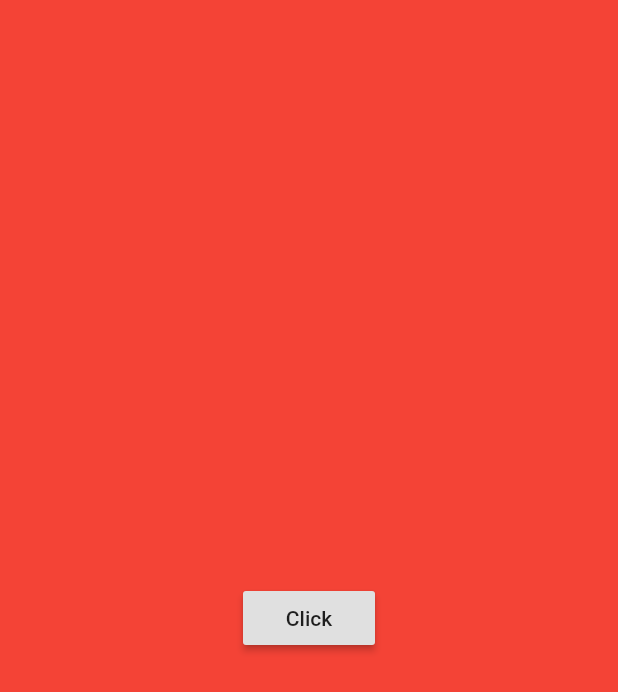
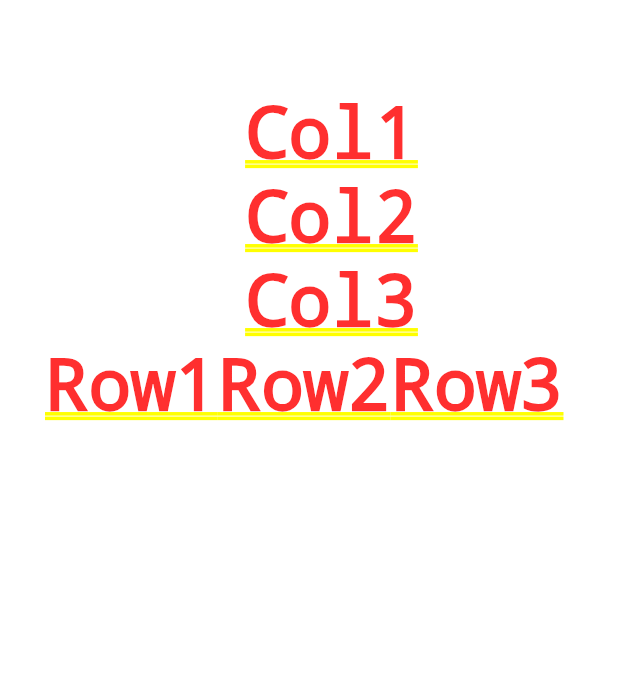
Before and after one commit to tonyhoangdev/flutter2, a Flutter app: the screen it shows after launch, on a phone screen of 412 x 824 dp. Shown: the top 692 px of the screen. Run offline on Flutter 3.47's test engine with Material 2 defaults, Android fonts, the phone set to English and light mode, and no system bars.

Commit message:
add Padding

```diff
--- a/flutter_app/lib/main.dart
+++ b/flutter_app/lib/main.dart
@@ -38,16 +38,21 @@ class _MyStatefulWidgetState extends State<MyStatefulWidget> {
   @override
   Widget build(BuildContext context) {
     return MaterialApp(
-      home: Container(
-        color: myColor,
-        child: Center(
-          child: RaisedButton(
-            child: Text("Click"),
-            onPressed: () {
-              print('click');
-              changeColor();
-            },
-          ),
+      home: Padding(
+        padding: EdgeInsets.only(top: 60.0, left: 30.0),
+        child: Column(
+          children: <Widget>[
+            Text("Col1"),
+            Text("Col2"),
+            Text("Col3"),
+            Row(
+              children: <Widget>[
+                Text("Row1"),
+                Text("Row2"),
+                Text("Row3"),
+              ],
+            )
+          ],
         ),
       ),
     );
```
